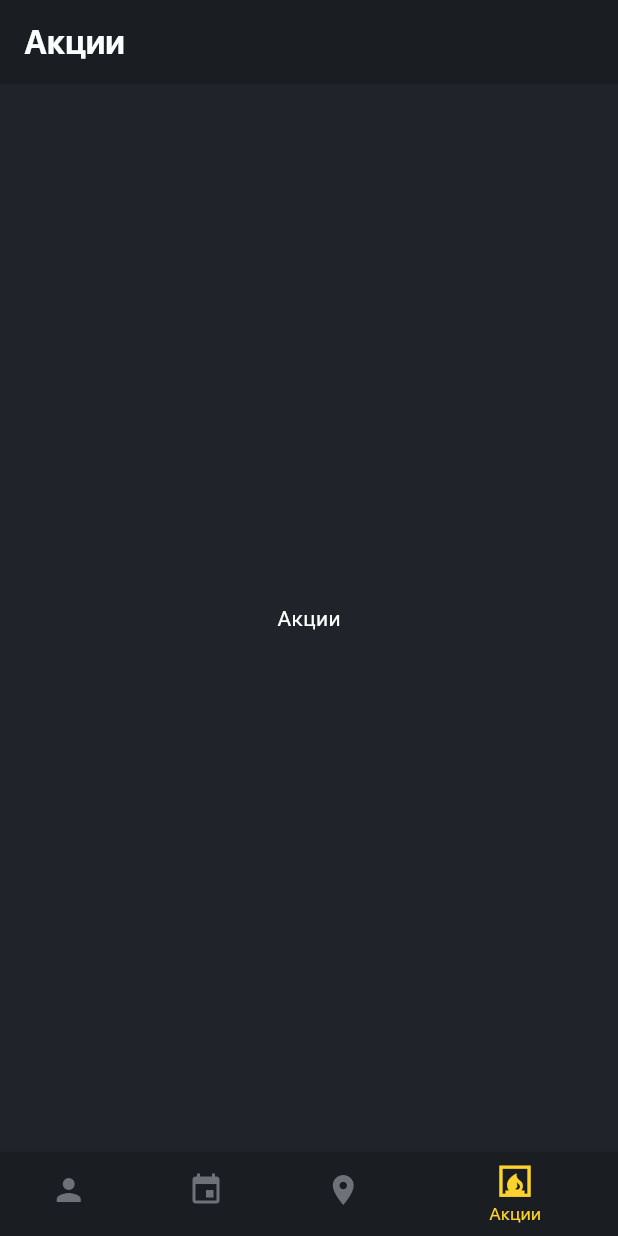
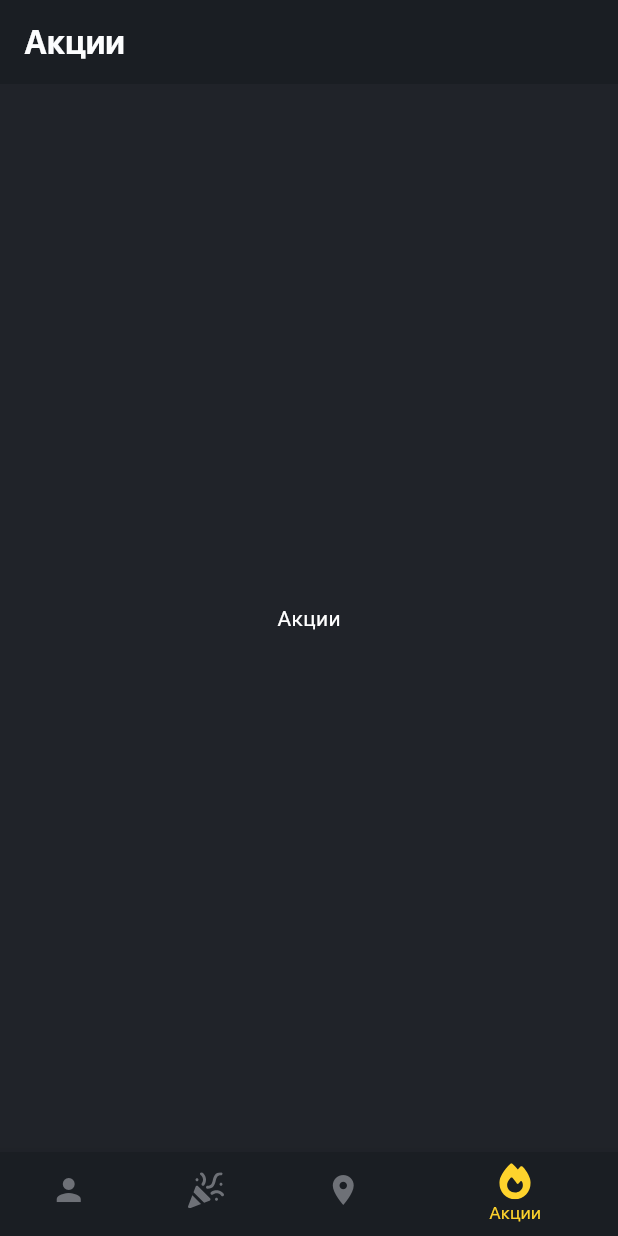
Before and after one commit to McAr0v/dvij_flutter, a Flutter app: the screen it shows after launch, item 4 of the bottom bar chosen, on a phone screen of 412 x 824 dp. Run offline on Flutter 3.47's test engine with Material 3 defaults, Android fonts, the phone set to English and light mode, and no system bars; our stand-ins replace flutter_svg; project files that could hold a hidden picture were left out.

Commit message:
Added some icons, complete bottomnavbar

```diff
--- a/lib/main.dart
+++ b/lib/main.dart
@@ -6,6 +6,7 @@ import 'screens/events/events_page.dart';
 import 'screens/places/places_page.dart';
 import 'screens/promotions/promotions_page.dart';
 import 'screens/profile/profile_page.dart';
+import 'package:flutter_svg/flutter_svg.dart';
 
 void main() {
   runApp(
@@ -58,30 +59,68 @@ class _BottomNavBarDemoState extends State<BottomNavBarDemo> with SingleTickerPr
             _tabController.index = index;
           });
         },
-        items: const [
+        items: [
 
-          BottomNavigationBarItem(
+          const BottomNavigationBarItem(
             icon: Icon(Icons.person),
             label: 'Профиль',
             backgroundColor: AppColors.greyOnBackground
           ),
           BottomNavigationBarItem(
-            icon: Icon(Icons.event),
+              icon: SvgIcon(
+                assetPath: 'assets/icon_celebration.svg',
+                width: 24.0,
+                height: 24.0,
+                color: _tabController.index == 1
+                    ? AppColors.brandColor // Цвет для выбранного элемента
+                    : AppColors.greyText, // Цвет для не выбранного элемента,
+              ),
             label: 'Мероприятия',
             backgroundColor: AppColors.greyOnBackground
           ),
-          BottomNavigationBarItem(
+          const BottomNavigationBarItem(
             icon: Icon(Icons.location_on),
             label: 'Места',
             backgroundColor: AppColors.greyOnBackground
           ),
           BottomNavigationBarItem(
-            icon: Icon(Icons.fireplace_sharp),
+              icon: SvgIcon(
+                assetPath: 'assets/fire_solid.svg',
+                width: 24.0,
+                height: 24.0,
+                color: _tabController.index == 3
+                    ? AppColors.brandColor // Цвет для выбранного элемента
+                    : AppColors.greyText, // Цвет для не выбранного элемента,
+              ),
             label: 'Акции',
             backgroundColor: AppColors.greyOnBackground
           ),
         ],
       ),
+    );
+  }
+}
+
+class SvgIcon extends StatelessWidget {
+  final String assetPath;
+  final double width;
+  final double height;
+  final Color color;
+
+  const SvgIcon({super.key,
+    required this.assetPath,
+    required this.width,
+    required this.height,
+    required this.color,
+  });
+
+  @override
+  Widget build(BuildContext context) {
+    return SvgPicture.asset(
+      assetPath,
+      width: width,
+      height: height,
+      color: color,
     );
   }
 }
--- a/lib/themes/dark_theme.dart
+++ b/lib/themes/dark_theme.dart
@@ -38,6 +38,9 @@ class CustomTheme {
         ),
         selectedIconTheme: IconThemeData(
           size: 25
+        ),
+        unselectedIconTheme: IconThemeData(
+          color: AppColors.greyText
         )
 
 
--- a/pubspec.yaml
+++ b/pubspec.yaml
@@ -31,6 +31,8 @@ dependencies:
   flutter:
     sdk: flutter
 
+  flutter_svg: ^0.22.0 # Проверьте актуальную версию пакета
+
 
   # The following adds the Cupertino Icons font to your application.
   # Use with the CupertinoIcons class for iOS style icons.
@@ -52,6 +54,9 @@ dev_dependencies:
 
 # The following section is specific to Flutter packages.
 flutter:
+
+  assets:
+    - assets/
 
   fonts:
     - family: SfProDisplay
```
Also changed, not shown: assets/icon_celebration.svg (added), pubspec.lock, 1 other file.
